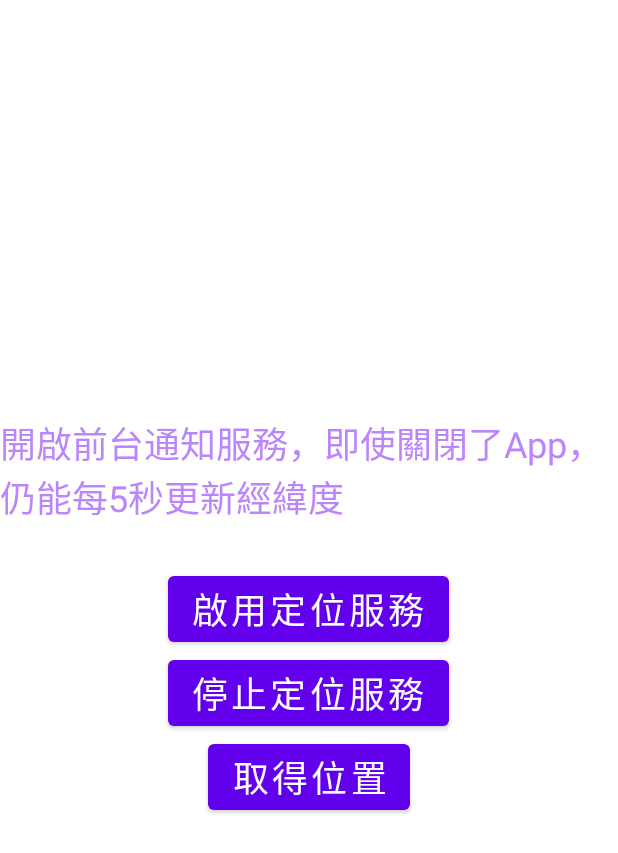
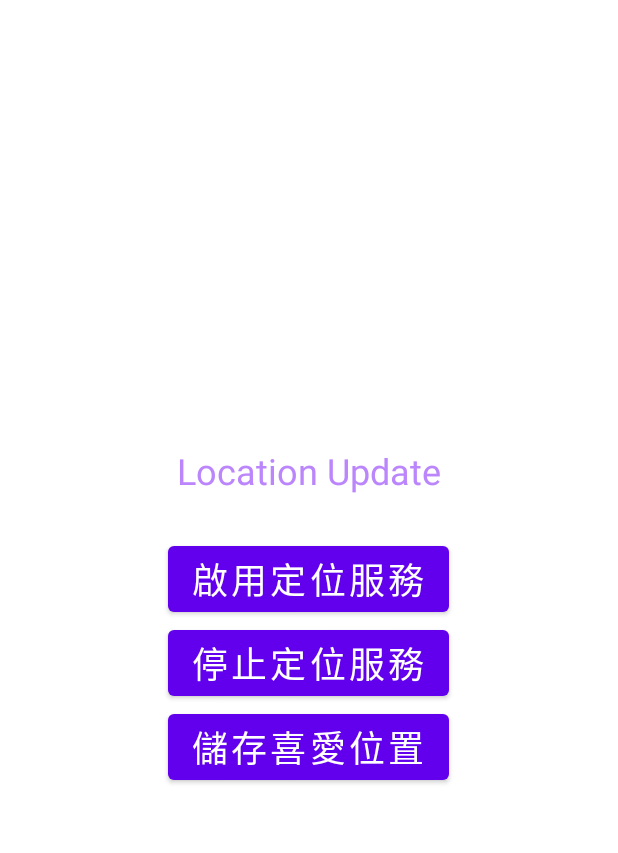
Before and after one commit to s1091815/LocationUpdate, an Android app: the layout activity_main.xml on its own in the app's theme, with its tools: preview values and no code run, on a phone screen of 412 x 824 dp. Shown: the top 853 px of the screen. Run offline under Robolectric (Android 15) with nearby library versions, the phone set to English and light mode, and no system bars.

Commit message:
加入firebase(更改敘述)

```diff
--- a/app/src/main/java/tw/edu/pu/csim/s1091815/locationupdate/MainActivity.kt
+++ b/app/src/main/java/tw/edu/pu/csim/s1091815/locationupdate/MainActivity.kt
@@ -191,10 +191,6 @@ class MainActivity : AppCompatActivity() {
         }
     }
 
-
-
-
-
     @RequiresApi(Build.VERSION_CODES.O)
     private fun starServiceFunc(){
         myLocationService = LocationService()
--- a/app/src/main/res/layout/activity_main.xml
+++ b/app/src/main/res/layout/activity_main.xml
@@ -11,7 +11,7 @@
     <TextView
         android:textSize="24sp"
         android:textColor="@color/purple_200"
-        android:text="開啟前台通知服務，即使關閉了App，仍能每5秒更新經緯度\n"
+        android:text="Location Update\n"
         android:layout_width="wrap_content"
         android:layout_height="wrap_content"/>
     <Button
@@ -29,7 +29,7 @@
         android:layout_height="wrap_content"/>
     <Button
         android:id="@+id/newButton"
-        android:text="取得位置"
+        android:text="儲存喜愛位置"
         android:textSize="24sp"
         android:layout_width="wrap_content"
         android:layout_height="wrap_content"/>
```
